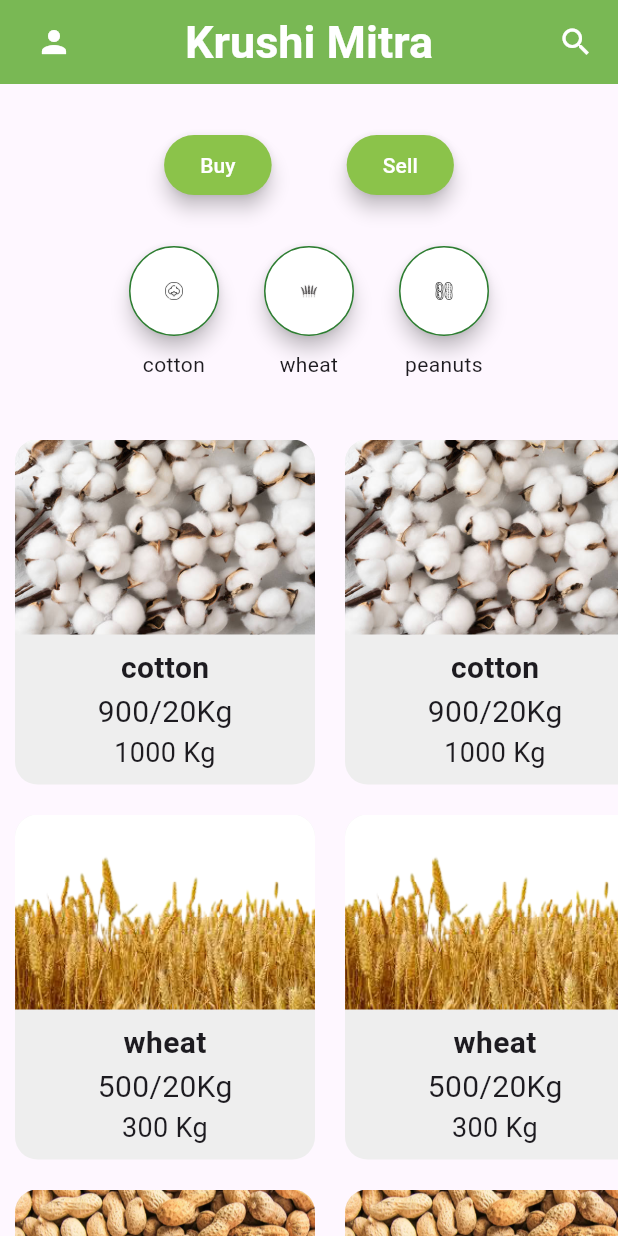
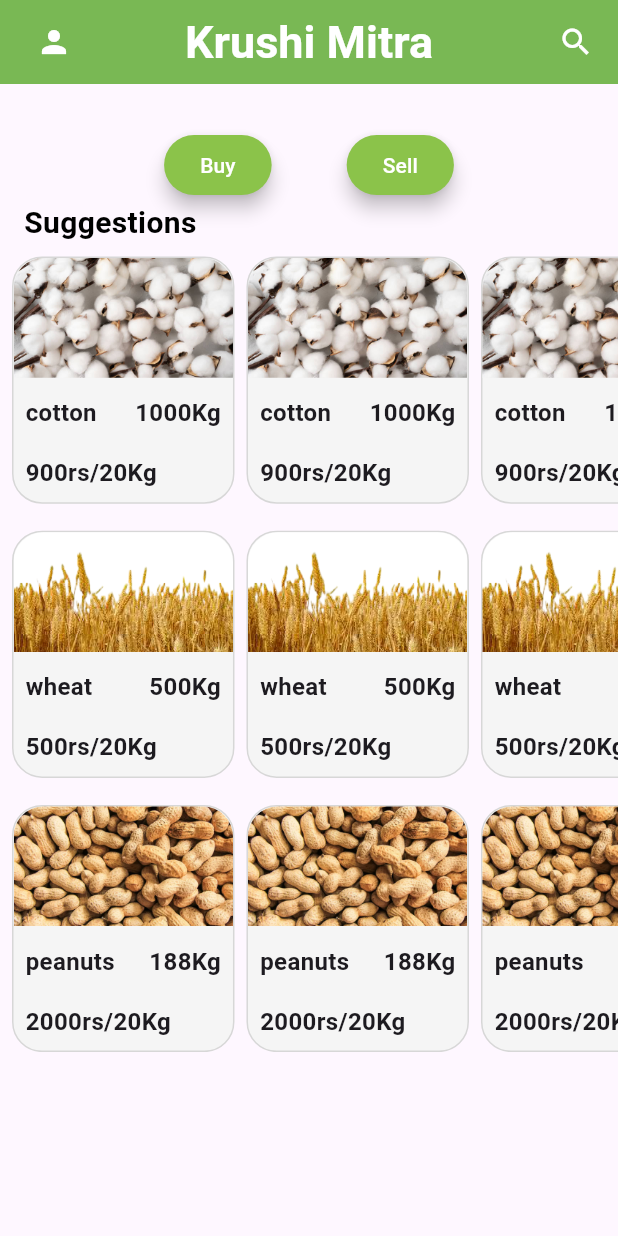
Before and after one commit to jeelkhant3333/krishi_mitra, a Flutter app: the Home screen opened directly, on a phone screen of 412 x 824 dp. Run offline on Flutter 3.47's test engine with Material 3 defaults, Android fonts, the phone set to English and light mode, and no system bars.

Commit message:
initial commit

```diff
--- a/lib/models/item_card.dart
+++ b/lib/models/item_card.dart
@@ -1,77 +1,107 @@
 import 'package:flutter/material.dart';
 
+class CustomContainer extends StatelessWidget {
+  final String title;
+  final String imageUrl;
+  final int stock;
+  final int price;
+  final void onTap;
 
-class ItemCard extends StatelessWidget {
-  const ItemCard(
-      {required this.itemName,
-        required this.itemPrice,
-        required this.itemStock,
-        required this.onPress});
-
-  final String? itemName;
-  final String? itemPrice;
-  final String? itemStock;
-  final void Function() onPress;
+  const CustomContainer(
+      {super.key,
+      required this.title,
+      required this.imageUrl,
+      required this.price,
+      required this.stock,
+      required this.onTap});
 
   @override
   Widget build(BuildContext context) {
-    return GestureDetector(
-      onTap: onPress,
-      child: Padding(
-        padding: const EdgeInsets.symmetric(horizontal: 10),
+    double w = MediaQuery.of(context).size.width;
+    double h = MediaQuery.of(context).size.height;
+    return Container(
+      height: h * 0.20,
+      width: w * 0.36,
+      margin: const EdgeInsets.only(left: 8.0, top: 8),
+      decoration: BoxDecoration(
+          border: Border.all(color: Colors.black12),
+          borderRadius: BorderRadius.circular(20),
+          color: Colors.grey.shade100,
+          boxShadow: const [BoxShadow(color: Colors.white24)]),
+      child: Column(
+        crossAxisAlignment: CrossAxisAlignment.start,
+        children: [
+          Expanded(
               child: Container(
                 decoration: BoxDecoration(
-            borderRadius: BorderRadius.circular(15),
-            color: Colors.grey[200],
-          ),
-          child: Column(
-            children: [
-              ClipRRect(
                   borderRadius: const BorderRadius.only(
-                  topLeft: Radius.circular(15),
-                  topRight: Radius.circular(15),
-                ),
-                child: SizedBox(
-                  height: 130,
-                  width: 200,
-                  child: Image(
-                      image: AssetImage('images/productImages/$itemName.png'),
-                      fit: BoxFit.cover),
+                      topLeft: Radius.circular(20),
+                      topRight: Radius.circular(20)),
+                  image: DecorationImage(
+                    image: AssetImage("images/productImages/$title.png"),
+                    fit: BoxFit.cover,
                   ),
                 ),
-              Padding(
-                padding: const EdgeInsets.only(top: 8.0),
-                child: Text(
-                  itemName!,
+              )),
+          const SizedBox(
+            height: 3,
+          ),
+          Expanded(
+            child: Column(
+              crossAxisAlignment: CrossAxisAlignment.start,
+              children: [
+                Expanded(
+                  child: Padding(
+                    padding: const EdgeInsets.all(8.0),
+                    child: Row(
+                      mainAxisAlignment:MainAxisAlignment.spaceBetween,
+                      children: [
+                        Text(
+                          title,
                           style: const TextStyle(
-                    fontSize: 20,
+                            fontSize: 16.0,
                             fontWeight: FontWeight.bold,
                           ),
+                          maxLines: 1,
+                          overflow: TextOverflow.ellipsis,
+                          softWrap: true,
                         ),
+                        const SizedBox(width: 20,),
+                        Text(
+                          "${stock}Kg",
+                          style: const TextStyle(
+                            fontSize: 16.0,
+                            fontWeight: FontWeight.bold,
                           ),
-              Text(
-                '$itemPrice/20Kg',
-                style: const TextStyle(
-                  fontSize: 20,
-                ),
-              ),
-              Padding(
-                padding: const EdgeInsets.only(bottom: 8.0),
-                child: SizedBox(
-                  width: 100,
-                  child: Text(
-                    '$itemStock Kg',
-                    style: const TextStyle(
-                      fontSize: 18,
-                    ),
-                    textAlign: TextAlign.center,
-                  ),
-                ),
+                          maxLines: 1,
+                          overflow: TextOverflow.ellipsis,
+                          softWrap: true,
                         ),
                       ],
                     ),
                   ),
                 ),
+                // const SizedBox(
+                //   height: 5,
+                // ),
+                Padding(
+                  padding: const EdgeInsets.all(8.0),
+                  child: Text(
+                    "${price}rs/20Kg",
+                    style: const TextStyle(
+                      fontSize: 16.0,
+                      fontWeight: FontWeight.bold,
+                    ),
+                    maxLines: 1,
+                    overflow: TextOverflow.ellipsis,
+                    softWrap: true,
+                  ),
+                ),
+              ],
+            ),
+          )
+        ],
+      ),
     );
   }
 }
--- a/lib/pages/home.dart
+++ b/lib/pages/home.dart
@@ -12,10 +12,10 @@ class Home extends StatefulWidget {
 }
 
 class _HomeState extends State<Home> {
-  final List<Map<String, String>> productList = [
-    {'name': 'cotton', 'price': '900', 'stock': '1000'},
-    {'name': 'wheat', 'price': '500', 'stock': '300'},
-    {'name': 'peanuts', 'price': '2000', 'stock': '100000'},
+  final List<Map<String, dynamic>> productList = [
+    {'name': 'cotton', 'price': 900, 'stock': 1000},
+    {'name': 'wheat', 'price': 500, 'stock': 500},
+    {'name': 'peanuts', 'price': 2000, 'stock': 188},
   ];
 
   final List<String> suggestedProductList = [
@@ -56,7 +56,6 @@ class _HomeState extends State<Home> {
           physics: const BouncingScrollPhysics(),
           child: Column(
             children: [
-
               const SizedBox(height: 30),
               Row(
                 mainAxisAlignment: MainAxisAlignment.center,
@@ -92,10 +91,22 @@ class _HomeState extends State<Home> {
                   ),
                 ],
               ),
-              const SizedBox(height: 30),
-              productIcons(),
-              const SizedBox(height: 30),
-              productCardRow(),
+              Column(
+                crossAxisAlignment: CrossAxisAlignment.start,
+                children: [
+                  const Padding(
+                    padding: EdgeInsets.only(left: 16),
+                    child: Text("Suggestions",
+                      style: TextStyle(
+                        fontWeight: FontWeight.bold,
+                        fontSize: 20,
+                        color: Colors.black,
+                      ),
+                    ),
+                  ),
+                  productCardRow(),
+                ],
+              ),
             ],
           ),
         ),
@@ -124,53 +135,19 @@ class _HomeState extends State<Home> {
     );
   }
 
-  Widget productIcons() {
-    return SingleChildScrollView(
-      scrollDirection: Axis.horizontal,
-      child: Row(
-        children: [
-          for (String product in suggestedProductList)
-            ItemIconRoundedButton(
-                Image(
-                  image: AssetImage('images/productIcons/$product.png'),
-                  fit: BoxFit.fill,
-                ),
-                product,
-                () {}),
-        ],
-      ),
-    );
-  }
-
   Widget productCardRow() {
     return Column(
-      crossAxisAlignment: CrossAxisAlignment.stretch,
       children: [
         for (var product in productList)
           Padding(
-            padding: const EdgeInsets.only(top: 10, bottom: 10),
+            padding: const EdgeInsets.only(bottom: 10),
             child: SingleChildScrollView(
               scrollDirection: Axis.horizontal,
               child: Row(
                 children: [
-                  ItemCard(
-                    itemName: product['name'],
-                    itemPrice: product['price'],
-                    itemStock: product['stock'],
-                    onPress: () {},
-                  ),
-                  ItemCard(
-                    itemName: product['name'],
-                    itemPrice: product['price'],
-                    itemStock: product['stock'],
-                    onPress: () {},
-                  ),
-                  ItemCard(
-                    itemName: product['name'],
-                    itemPrice: product['price'],
-                    itemStock: product['stock'],
-                    onPress: () {},
-                  ),
+                 CustomContainer(title: product["name"]!, imageUrl: "", price: product["price"], stock: product["stock"], onTap: (){}),
+                 CustomContainer(title: product["name"]!, imageUrl: "", price: product["price"], stock: product["stock"], onTap: (){}),
+                 CustomContainer(title: product["name"]!, imageUrl: "", price: product["price"], stock: product["stock"], onTap: (){}),
                   ItemIconRoundedButton(
                       const Icon(Icons.arrow_forward), 'View more', () {}),
                 ],
```
Lines whose indentation alone changed are shown as unchanged.
